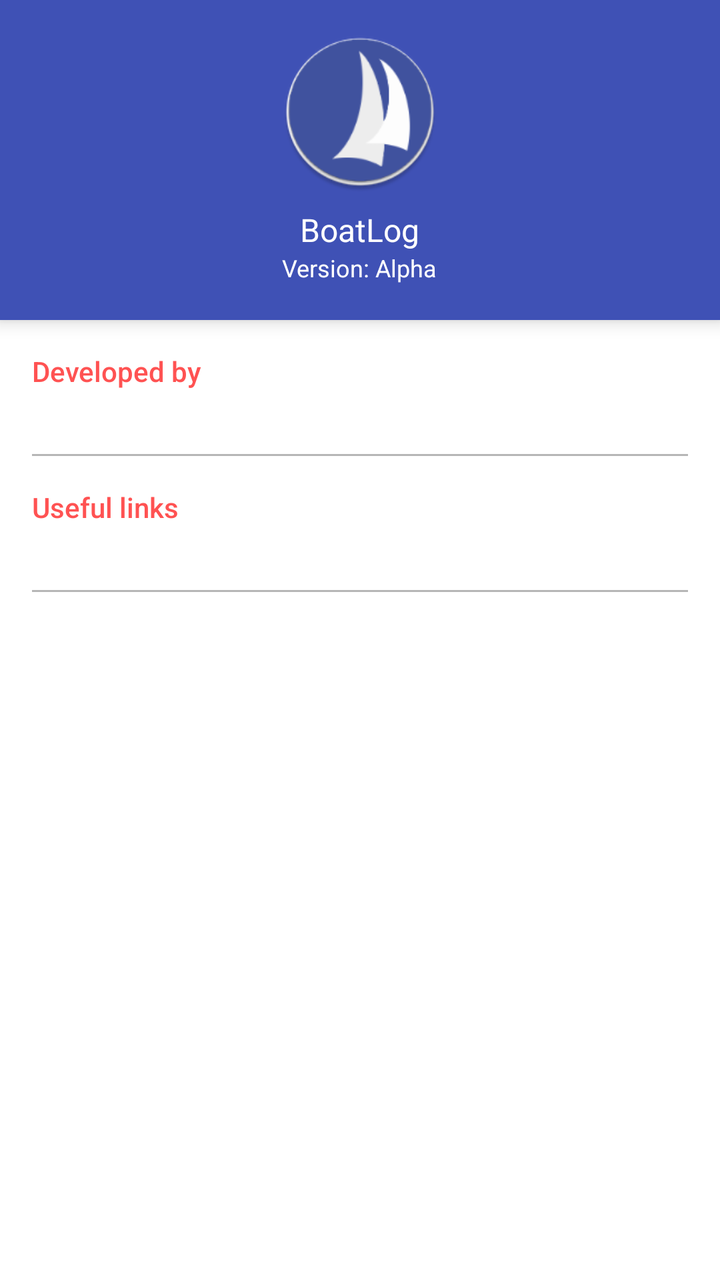
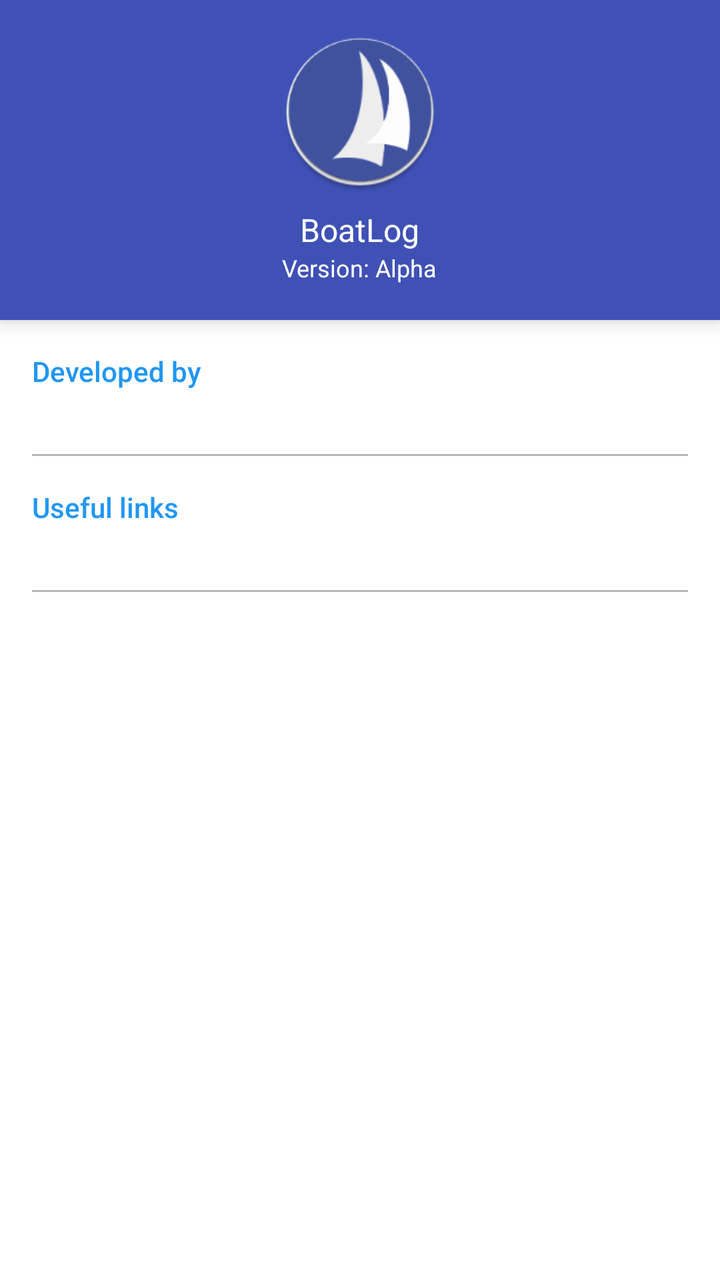

An Android layout rendered at two revisions. The XML below is the earlier revision; the diff shows what the commit changed to produce the second picture.
<!-- AndroidManifest.xml: activity theme Toolbar2 -->
<!-- res/layout/activity_about.xml -->
<?xml version="1.0" encoding="utf-8"?>
<RelativeLayout
    xmlns:android="http://schemas.android.com/apk/res/android"
    xmlns:tools="http://schemas.android.com/tools"
    android:id="@+id/MRL1"
    android:layout_width="match_parent"
    android:layout_height="match_parent">

    <android.support.v7.widget.Toolbar
        android:id="@+id/toolbar4"
        android:layout_height="160dp"
        android:layout_width="match_parent"
        android:minHeight="?android:attr/actionBarSize"
        android:background="?android:attr/colorPrimary"
        android:gravity="bottom"
        tools:context="com.lovejoy777.boatlog.activities.AboutActivity"
        android:elevation="5dp">
    </android.support.v7.widget.Toolbar>


    <ImageView
        android:layout_width="80dp"
        android:layout_height="80dp"
        android:id="@+id/imVie_AppLogo"
        android:src="@mipmap/ic_launcher"
        android:layout_alignParentTop="true"
        android:layout_centerHorizontal="true"
        android:elevation="5dp"
        android:layout_marginTop="16dp" />

    <TextView
        android:id="@+id/tv_AppName"
        android:layout_width="wrap_content"
        android:layout_height="wrap_content"
        android:text="@string/BoatLog"
        android:textColor="@color/actionbar_text_color"
        android:layout_below="@+id/imVie_AppLogo"
        android:layout_centerHorizontal="true"
        android:textAppearance="@style/TextAppearance.AppCompat.Subhead"
        android:layout_marginTop="8dp"
        android:elevation="5dp" />

    <TextView
        android:id="@+id/tv_Version"
        android:layout_width="wrap_content"
        android:layout_height="wrap_content"
        android:text="@string/version"
        android:layout_below="@+id/tv_AppName"
        android:layout_centerHorizontal="true"
        android:textAppearance="@style/TextAppearance.AppCompat.Caption"
        android:elevation="5dp"
        android:textColor="@color/actionbar_text_secondary_color" />

    <ScrollView
        android:id="@+id/scrollView1"
        android:layout_height="match_parent"
        android:layout_width="fill_parent"
        android:layout_below="@+id/toolbar4"
        android:background="@color/background">

        <RelativeLayout
            android:id="@+id/RL1"
            android:layout_width="match_parent"
            android:layout_height="match_parent"
            android:paddingStart="@dimen/activity_horizontal_margin"
            android:paddingEnd="@dimen/activity_horizontal_margin"
            android:paddingTop="0dp"
            android:paddingBottom="@dimen/activity_vertical_margin">

            <TextView
                android:layout_width="wrap_content"
                android:layout_height="wrap_content"
                android:text="@string/developedby"
                android:id="@+id/tv_caption1"
                android:layout_alignParentStart="true"
                android:textAppearance="@style/TextAppearance.AppCompat.Body2"
                android:textColor="@color/accent"
                android:layout_marginTop="16dp" />

            <ListView
                android:id="@+id/listView_Developer1"
                android:layout_width="wrap_content"
                android:layout_height="wrap_content"
                android:layout_marginTop="16dp"
                android:layout_alignParentStart="true"
                android:elevation="1dp"
                android:layout_below="@+id/tv_caption1" />

            <View
                android:id="@+id/divider1"
                android:layout_width="fill_parent"
                android:layout_height="1.0dip"
                android:layout_marginStart="0dp"
                android:layout_marginEnd="0dp"
                android:layout_centerHorizontal="true"
                android:background="@color/divider"
                android:layout_marginTop="16dp"
                android:layout_below="@+id/listView_Developer1" />

            <TextView
                android:layout_width="wrap_content"
                android:layout_height="wrap_content"
                android:text="@string/usefullinks"
                android:id="@+id/tv_caption2"
                android:layout_alignParentStart="true"
                android:textAppearance="@style/TextAppearance.AppCompat.Body2"
                android:textColor="@color/accent"
                android:layout_marginTop="16dp"
                android:layout_below="@+id/divider1" />

            <ListView
                android:id="@+id/listView_link1"
                android:layout_width="wrap_content"
                android:layout_height="wrap_content"
                android:layout_marginTop="16dp"
                android:layout_below="@+id/tv_caption2"
                android:layout_alignParentStart="true"
                android:elevation="1dp" />

            <View
                android:id="@+id/divider2"
                android:layout_width="fill_parent"
                android:layout_height="1.0dip"
                android:layout_marginStart="0dp"
                android:layout_marginEnd="0dp"
                android:layout_centerHorizontal="true"
                android:background="@color/divider"
                android:layout_marginTop="16dp"
                android:layout_below="@+id/listView_link1" />

        </RelativeLayout>
    </ScrollView>
</RelativeLayout>
<!-- resources referenced by this layout -->
<resources>
  <color name="accent">#ffFF5252</color>
  <color name="actionbar_text_color">#ffffffff</color>
  <color name="actionbar_text_secondary_color">#ffffffff</color>
  <color name="background">#ffffffff</color>
  <color name="divider">#B6B6B6</color>
  <dimen name="activity_horizontal_margin">16dp</dimen>
  <dimen name="activity_vertical_margin">16dp</dimen>
  <!-- mipmap ic_launcher: png bitmap (mipmap-hdpi, 5911 bytes) -->
  <string name="BoatLog">BoatLog</string>
  <string name="developedby">Developed by</string>
  <string name="usefullinks">Useful links</string>
  <string name="version">Version: Alpha</string>
  <style name="Toolbar2" parent="Theme.AppCompat.Light.NoActionBar">
      <item name="android:windowNoTitle">true</item>
      <item name="android:windowActionBar">false</item>
      <item name="android:colorPrimary">@color/primary</item>
      <item name="android:colorPrimaryDark">@color/primary_dark</item>
          <item name="android:colorAccent">@color/night_text</item>
      <item name="android:textColorPrimary">@color/textColorPrimary</item>
      <item name="android:textColorSecondary">@color/text_color_secondary</item>
      <item name="android:textColor">@color/textColorPrimary</item>
      <item name="android:windowBackground">@color/background</item>
      <item name="android:divider">@null</item>
      <item name="android:listDivider">@null</item>
  
      </style>
  <color name="primary">#ff3F51B5</color>
  <color name="primary_dark">#ff303F9F</color>
  <color name="night_text">@color/accent</color>
  <color name="textColorPrimary">#ff212121</color>
  <color name="text_color_secondary">#ff727272</color>
</resources>

<!-- the commit's change to res/layout/activity_about.xml (unified diff, before → after) -->
@@ -6,7 +6,7 @@
     android:layout_width="match_parent"
     android:layout_height="match_parent">
 
-    <android.support.v7.widget.Toolbar
+    <androidx.appcompat.widget.Toolbar
         android:id="@+id/toolbar4"
         android:layout_height="160dp"
         android:layout_width="match_parent"
@@ -15,7 +15,7 @@
         android:gravity="bottom"
         tools:context="com.lovejoy777.boatlog.activities.AboutActivity"
         android:elevation="5dp">
-    </android.support.v7.widget.Toolbar>
+    </androidx.appcompat.widget.Toolbar>
 
 
     <ImageView
<!-- resource entries referenced after the edit -->
@@ -1,6 +1,6 @@
 <!-- resources referenced by this layout -->
 <resources>
-  <color name="accent">#ffFF5252</color>
+  <color name="accent">#2196F3</color>
   <color name="actionbar_text_color">#ffffffff</color>
   <color name="actionbar_text_secondary_color">#ffffffff</color>
   <color name="background">#ffffffff</color>
